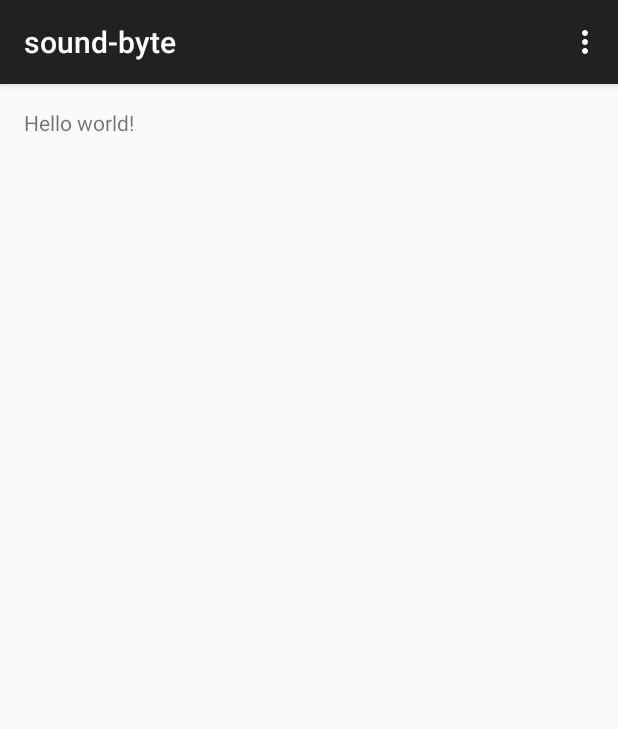
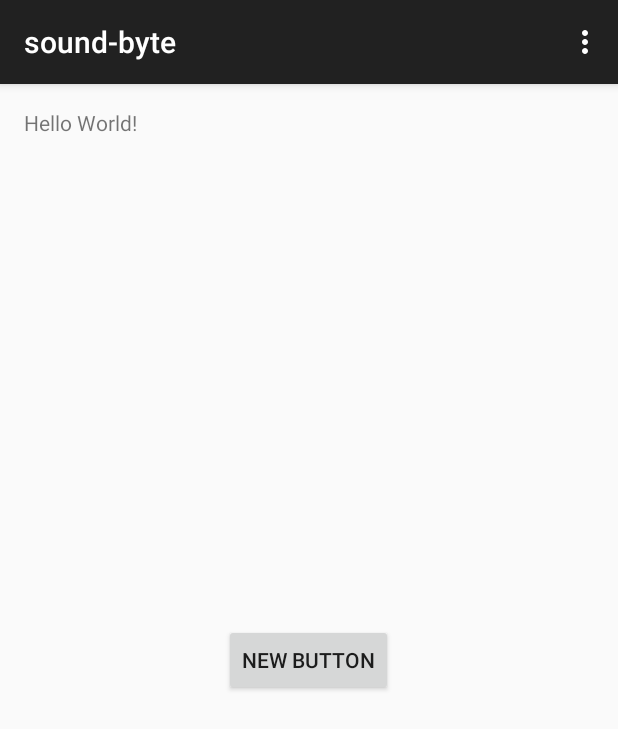
Before and after one commit to paulzs/sound-byte, an Android app: the screen it shows after launch (MainActivity), in the options menu, after a tap on "Settings", on a phone screen of 412 x 824 dp. Shown: the top 729 px of the screen. Run offline under Robolectric (Android 15) with nearby library versions, the phone set to English and light mode, and no system bars.

Commit message:
hello world

```diff
--- a/sound-byte/app/src/main/java/com/example/sound_byte/app/MainActivity.java
+++ b/sound-byte/app/src/main/java/com/example/sound_byte/app/MainActivity.java
@@ -1,16 +1,33 @@
 package com.example.sound_byte.app;
 
+import android.content.DialogInterface;
 import android.support.v7.app.ActionBarActivity;
 import android.os.Bundle;
 import android.view.Menu;
 import android.view.MenuItem;
+import android.view.View;
+import android.widget.Button;
+import android.widget.TextView;
 
-public class MainActivity extends ActionBarActivity {
+public class MainActivity extends ActionBarActivity{
+
+    Button main_button;
+    TextView text_view;
+
 
     @Override
     protected void onCreate(Bundle savedInstanceState) {
         super.onCreate(savedInstanceState);
         setContentView(R.layout.activity_main);
+
+        main_button = (Button) findViewById(R.id.main_button);
+        text_view = (TextView) findViewById(R.id.main_text_view);
+        main_button.setOnClickListener(new View.OnClickListener() {
+            @Override
+            public void onClick(View v) {
+                   text_view.setText("Hello World!");
+            }
+        });
     }
 
 
@@ -34,4 +51,5 @@ public class MainActivity extends ActionBarActivity {
         return super.onOptionsItemSelected(item);
     }
 
+
 }
--- a/sound-byte/app/src/main/res/layout/activity_main.xml
+++ b/sound-byte/app/src/main/res/layout/activity_main.xml
@@ -9,8 +9,17 @@
     tools:context="com.example.sound_byte.app.MainActivity">
 
     <TextView
-        android:text="@string/hello_world"
         android:layout_width="wrap_content"
-        android:layout_height="wrap_content" />
+        android:layout_height="wrap_content"
+        android:id="@+id/main_text_view" />
+
+    <Button
+        android:layout_width="wrap_content"
+        android:layout_height="wrap_content"
+        android:text="New Button"
+        android:id="@+id/main_button"
+        android:layout_centerVertical="true"
+        android:layout_centerHorizontal="true"
+        android:clickable="true" />
 
 </RelativeLayout>
```
